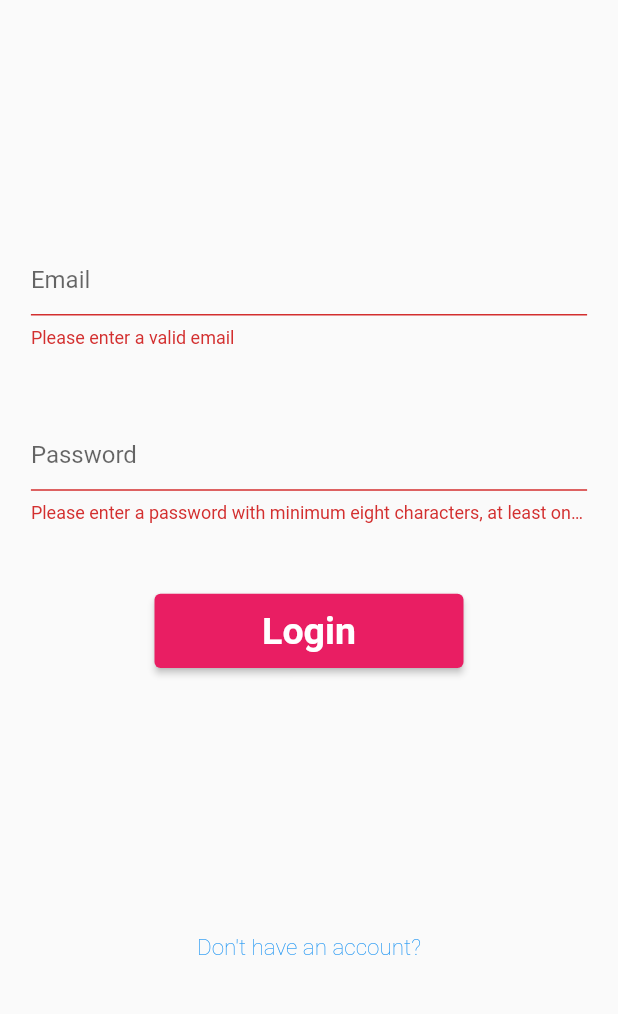
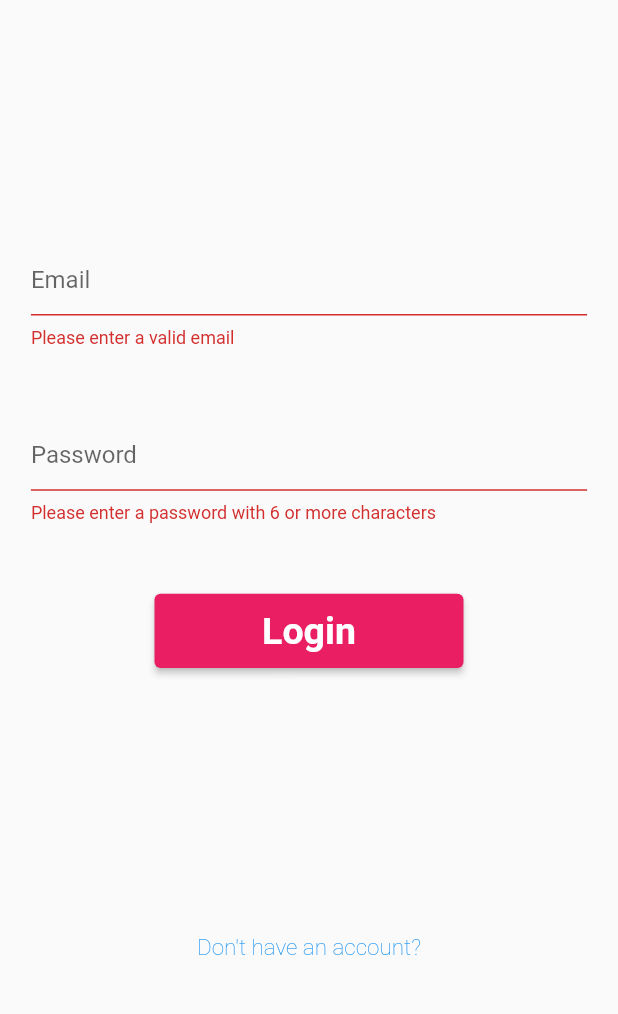
Before and after one commit to nograve/photogram, a Flutter app: the screen it shows after launch, after a tap on "Login", on a phone screen of 412 x 824 dp, the part 148-1162 px from its top. Run offline on Flutter 3.47's test engine with Material 2 defaults, Android fonts, the phone set to English and light mode, and no system bars; drawn by our look-alikes of overlay_support; our stand-ins replace cloud_firestore, file_picker, firebase_auth, firebase_core, firebase_storage, get_it; accounts and stored records are empty; network calls fail.

Commit message:
Base password on 6 or more chars

```diff
--- a/lib/functions/password_validator.dart
+++ b/lib/functions/password_validator.dart
@@ -1,10 +1,6 @@
 String? passwordValidator(String? password) {
-  if (password != null && password.contains(
-      // Minimum eight characters, at least one uppercase letter,
-      // one lowercase letter and one number
-      RegExp(r"^(?=.*[a-z])(?=.*[A-Z])(?=.*\d)[a-zA-Z\d]{8,}$"))) {
+  if (password != null && password.length > 6) {
     return null;
   }
-  return 'Please enter a password with minimum eight characters, at least one '
-      'uppercase letter, one lowercase letter and one number';
+  return 'Please enter a password with 6 or more characters';
 }
```
Also changed, not shown: 1 other file.
